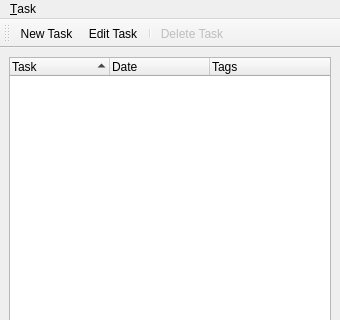
This is session5/window.ui in ralsina/pyqt-by-example as Qt 5 draws it before an edit; both pictures show x 0 to 340 and y 0 to 320 of the 340 by 464 pixel window. The edited form follows.
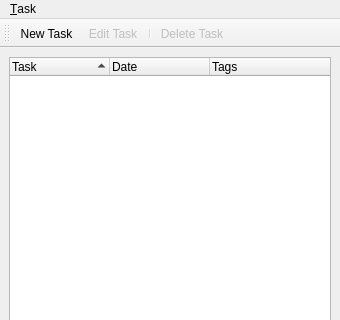
This is the edited form. Icons and pictures are not drawn. Custom widgets are drawn as their Qt base class.

```diff
--- a/session5/window.ui
+++ b/session5/window.ui
@@ -127,6 +127,9 @@
    <property name="checked" >
     <bool>false</bool>
    </property>
+   <property name="enabled" >
+    <bool>false</bool>
+   </property>
    <property name="icon" >
     <iconset resource="icons.qrc" >
      <normaloff>:/edit.svg</normaloff>:/edit.svg</iconset>
```
